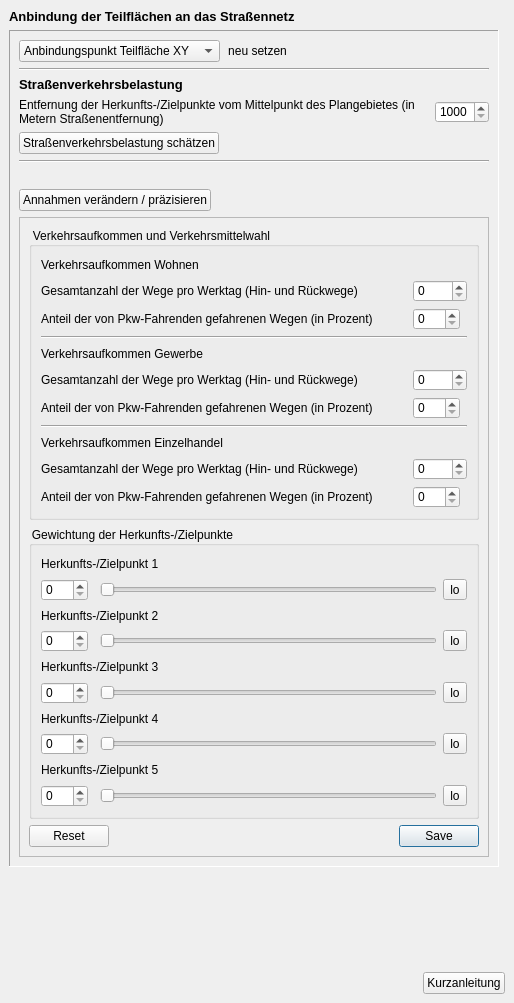
This is projektcheck/ui/ProjektCheck_dockwidget_analysis_03-ViU.ui in projektcheck/ProjektCheck-QGIS as Qt 5 draws it before an edit. The edited form follows.
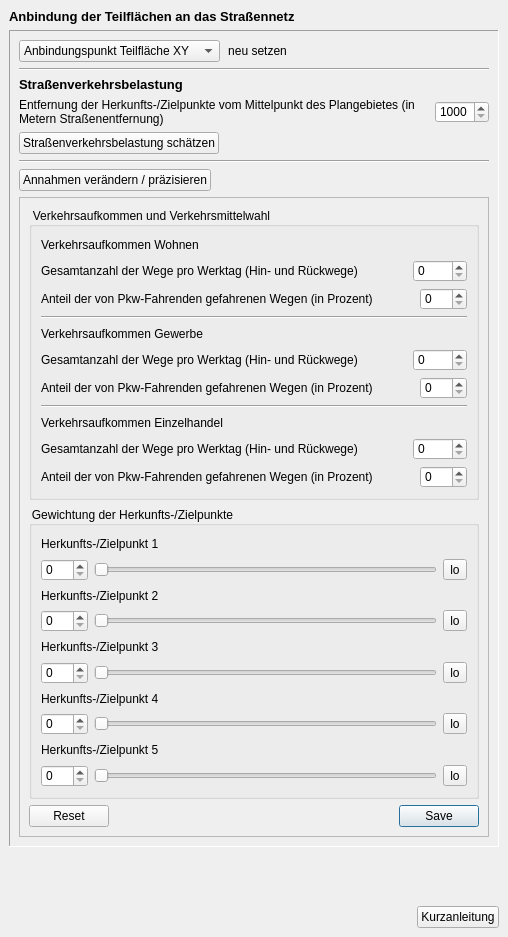
This is the edited form. Icons and pictures are not drawn.

Commit message: first efforts modifying QToolBox appearance (next tab directly subsequent to its predecessor). seriously, this seems to be a standoff! Began switching some visibility-buttons to recalculate-checkboxes ...

Patch:
```diff
--- a/projektcheck/ui/ProjektCheck_dockwidget_analysis_03-ViU.ui
+++ b/projektcheck/ui/ProjektCheck_dockwidget_analysis_03-ViU.ui
@@ -6,8 +6,8 @@
    <rect>
     <x>0</x>
     <y>0</y>
-    <width>514</width>
-    <height>1003</height>
+    <width>508</width>
+    <height>937</height>
    </rect>
   </property>
   <property name="styleSheet">
@@ -53,21 +53,8 @@
    <string>Projekt-Check Analyse-Tools // Verkehr im Umfeld</string>
   </property>
   <widget class="QWidget" name="dockWidgetContents">
-   <layout class="QGridLayout" name="gridLayout">
-    <item row="11" column="0">
-     <spacer name="verticalSpacer_3">
-      <property name="orientation">
-       <enum>Qt::Vertical</enum>
-      </property>
-      <property name="sizeHint" stdset="0">
-       <size>
-        <width>20</width>
-        <height>40</height>
-       </size>
-      </property>
-     </spacer>
-    </item>
-    <item row="0" column="0">
+   <layout class="QVBoxLayout" name="verticalLayout">
+    <item>
      <widget class="QLabel" name="label">
       <property name="font">
        <font>
@@ -81,56 +68,7 @@
       </property>
      </widget>
     </item>
-    <item row="12" column="0" colspan="2">
-     <layout class="QHBoxLayout" name="horizontalLayout_3">
-      <property name="leftMargin">
-       <number>0</number>
-      </property>
-      <property name="topMargin">
-       <number>0</number>
-      </property>
-      <property name="rightMargin">
-       <number>0</number>
-      </property>
-      <property name="bottomMargin">
-       <number>0</number>
-      </property>
       <item>
-       <spacer name="horizontalSpacer_5">
-        <property name="orientation">
-         <enum>Qt::Horizontal</enum>
-        </property>
-        <property name="sizeHint" stdset="0">
-         <size>
-          <width>40</width>
-          <height>20</height>
-         </size>
-        </property>
-       </spacer>
-      </item>
-      <item>
-       <widget class="QPushButton" name="pushButton_3">
-        <property name="sizePolicy">
-         <sizepolicy hsizetype="Fixed" vsizetype="Fixed">
-          <horstretch>0</horstretch>
-          <verstretch>0</verstretch>
-         </sizepolicy>
-        </property>
-        <property name="layoutDirection">
-         <enum>Qt::LeftToRight</enum>
-        </property>
-        <property name="text">
-         <string>Kurzanleitung</string>
-        </property>
-        <property name="icon">
-         <iconset>
-          <normaloff>../../images/iconset_mob/20190619_iconset_mob_info_2.png</normaloff>../../images/iconset_mob/20190619_iconset_mob_info_2.png</iconset>
-        </property>
-       </widget>
-      </item>
-     </layout>
-    </item>
-    <item row="1" column="0">
      <widget class="QFrame" name="frame">
       <property name="frameShape">
        <enum>QFrame::Panel</enum>
@@ -138,8 +76,8 @@
       <property name="frameShadow">
        <enum>QFrame::Sunken</enum>
       </property>
-      <layout class="QGridLayout" name="gridLayout_2">
-       <item row="0" column="0" colspan="2">
+      <layout class="QVBoxLayout" name="verticalLayout_3">
+       <item>
         <layout class="QHBoxLayout" name="horizontalLayout">
          <item>
           <widget class="QComboBox" name="comboBox">
@@ -198,14 +136,14 @@
          </item>
         </layout>
        </item>
-       <item row="1" column="0" colspan="2">
+       <item>
         <widget class="Line" name="line_3">
          <property name="orientation">
           <enum>Qt::Horizontal</enum>
          </property>
         </widget>
        </item>
-       <item row="2" column="0">
+       <item>
         <widget class="QLabel" name="label_2">
          <property name="font">
           <font>
@@ -219,7 +157,12 @@
          </property>
         </widget>
        </item>
-       <item row="3" column="0">
+       <item>
+        <layout class="QHBoxLayout" name="horizontalLayout_2">
+         <property name="topMargin">
+          <number>0</number>
+         </property>
+         <item>
         <widget class="QLabel" name="label_6">
          <property name="font">
           <font>
@@ -235,7 +178,7 @@
          </property>
         </widget>
        </item>
-       <item row="3" column="1">
+         <item>
         <widget class="QSpinBox" name="spinBox_5">
          <property name="sizePolicy">
           <sizepolicy hsizetype="Fixed" vsizetype="Fixed">
@@ -251,7 +194,9 @@
          </property>
         </widget>
        </item>
-       <item row="4" column="0">
+        </layout>
+       </item>
+       <item>
         <widget class="QPushButton" name="pushButton_14">
          <property name="sizePolicy">
           <sizepolicy hsizetype="Maximum" vsizetype="Fixed">
@@ -271,27 +216,14 @@
          </property>
         </widget>
        </item>
-       <item row="5" column="0" colspan="2">
+       <item>
         <widget class="Line" name="line_5">
          <property name="orientation">
           <enum>Qt::Horizontal</enum>
          </property>
         </widget>
        </item>
-       <item row="6" column="0">
-        <spacer name="horizontalSpacer_3">
-         <property name="orientation">
-          <enum>Qt::Horizontal</enum>
-         </property>
-         <property name="sizeHint" stdset="0">
-          <size>
-           <width>40</width>
-           <height>20</height>
-          </size>
-         </property>
-        </spacer>
-       </item>
-       <item row="7" column="0">
+       <item>
         <widget class="QPushButton" name="pushButton_15">
          <property name="sizePolicy">
           <sizepolicy hsizetype="Fixed" vsizetype="Fixed">
@@ -317,7 +249,7 @@
          </property>
         </widget>
        </item>
-       <item row="8" column="0" colspan="2">
+       <item>
         <widget class="QScrollArea" name="scrollArea">
          <property name="minimumSize">
           <size>
@@ -346,58 +278,27 @@
              <property name="title">
               <string>Verkehrsaufkommen und Verkehrsmittelwahl</string>
              </property>
-             <layout class="QGridLayout" name="gridLayout_7">
-              <item row="9" column="0">
-               <widget class="QLabel" name="label_10">
-                <property name="text">
-                 <string>Verkehrsaufkommen Gewerbe</string>
-                </property>
-               </widget>
-              </item>
-              <item row="17" column="4">
-               <widget class="QSpinBox" name="spinBox_15">
-                <property name="sizePolicy">
-                 <sizepolicy hsizetype="Fixed" vsizetype="Fixed">
-                  <horstretch>0</horstretch>
-                  <verstretch>0</verstretch>
-                 </sizepolicy>
-                </property>
-                <property name="maximum">
-                 <number>5000</number>
-                </property>
-               </widget>
-              </item>
-              <item row="13" column="4">
-               <widget class="QSpinBox" name="spinBox_8">
-                <property name="sizePolicy">
-                 <sizepolicy hsizetype="Fixed" vsizetype="Fixed">
-                  <horstretch>0</horstretch>
-                  <verstretch>0</verstretch>
-                 </sizepolicy>
-                </property>
-                <property name="layoutDirection">
-                 <enum>Qt::LeftToRight</enum>
-                </property>
-                <property name="maximum">
-                 <number>100</number>
-                </property>
-               </widget>
-              </item>
-              <item row="0" column="0">
+             <layout class="QVBoxLayout" name="verticalLayout_4">
+              <item>
                <widget class="QLabel" name="label_7">
                 <property name="text">
                  <string>Verkehrsaufkommen Wohnen</string>
                 </property>
                </widget>
               </item>
-              <item row="13" column="0">
-               <widget class="QLabel" name="label_11">
+              <item>
+               <layout class="QHBoxLayout" name="horizontalLayout_4">
+                <item>
+                 <widget class="QLabel" name="label_8">
                 <property name="text">
-                 <string>Anteil der von Pkw-Fahrenden gefahrenen Wegen (in Prozent)</string>
+                   <string>Gesamtanzahl der Wege pro Werktag (Hin- und Rückwege)</string>
+                  </property>
+                  <property name="wordWrap">
+                   <bool>true</bool>
                 </property>
                </widget>
               </item>
-              <item row="1" column="4">
+                <item>
                <widget class="QSpinBox" name="spinBox_6">
                 <property name="sizePolicy">
                  <sizepolicy hsizetype="Fixed" vsizetype="Fixed">
@@ -410,44 +311,21 @@
                 </property>
                </widget>
               </item>
-              <item row="3" column="0" colspan="5">
-               <widget class="Line" name="line_6">
-                <property name="orientation">
-                 <enum>Qt::Horizontal</enum>
-                </property>
-               </widget>
+               </layout>
               </item>
-              <item row="15" column="0">
-               <widget class="QLabel" name="label_19">
+              <item>
+               <layout class="QHBoxLayout" name="horizontalLayout_5">
+                <item>
+                 <widget class="QLabel" name="label_9">
                 <property name="text">
-                 <string>Verkehrsaufkommen Einzelhandel</string>
-                </property>
-               </widget>
-              </item>
-              <item row="14" column="0" colspan="5">
-               <widget class="Line" name="line_4">
-                <property name="orientation">
-                 <enum>Qt::Horizontal</enum>
+                   <string>Anteil der von Pkw-Fahrenden gefahrenen Wegen (in Prozent)</string>
+                  </property>
+                  <property name="wordWrap">
+                   <bool>true</bool>
                 </property>
                </widget>
               </item>
-              <item row="18" column="4">
-               <widget class="QSpinBox" name="spinBox_14">
-                <property name="sizePolicy">
-                 <sizepolicy hsizetype="Fixed" vsizetype="Fixed">
-                  <horstretch>0</horstretch>
-                  <verstretch>0</verstretch>
-                 </sizepolicy>
-                </property>
-                <property name="layoutDirection">
-                 <enum>Qt::LeftToRight</enum>
-                </property>
-                <property name="maximum">
-                 <number>100</number>
-                </property>
-               </widget>
-              </item>
-              <item row="2" column="4">
+                <item>
                <widget class="QSpinBox" name="spinBox_7">
                 <property name="sizePolicy">
                  <sizepolicy hsizetype="Fixed" vsizetype="Fixed">
@@ -463,21 +341,35 @@
                 </property>
                </widget>
               </item>
-              <item row="10" column="0">
+               </layout>
+              </item>
+              <item>
+               <widget class="Line" name="line_6">
+                <property name="orientation">
+                 <enum>Qt::Horizontal</enum>
+                </property>
+               </widget>
+              </item>
+              <item>
+               <widget class="QLabel" name="label_10">
+                <property name="text">
+                 <string>Verkehrsaufkommen Gewerbe</string>
+                </property>
+               </widget>
+              </item>
+              <item>
+               <layout class="QHBoxLayout" name="horizontalLayout_6">
+                <item>
                <widget class="QLabel" name="label_12">
                 <property name="text">
                  <string>Gesamtanzahl der Wege pro Werktag (Hin- und Rückwege)</string>
                 </property>
-               </widget>
-              </item>
-              <item row="2" column="0">
-               <widget class="QLabel" name="label_9">
-                <property name="text">
-                 <string>Anteil der von Pkw-Fahrenden gefahrenen Wegen (in Prozent)</string>
+                  <property name="wordWrap">
+                   <bool>true</bool>
                 </property>
                </widget>
               </item>
-              <item row="10" column="4">
+                <item>
                <widget class="QSpinBox" name="spinBox_9">
                 <property name="sizePolicy">
                  <sizepolicy hsizetype="Fixed" vsizetype="Fixed">
@@ -490,26 +382,108 @@
                 </property>
                </widget>
               </item>
-              <item row="1" column="0">
-               <widget class="QLabel" name="label_8">
-                <property name="text">
-                 <string>Gesamtanzahl der Wege pro Werktag (Hin- und Rückwege)</string>
-                </property>
-               </widget>
+               </layout>
               </item>
-              <item row="18" column="0">
-               <widget class="QLabel" name="label_21">
+              <item>
+               <layout class="QHBoxLayout" name="horizontalLayout_7">
+                <item>
+                 <widget class="QLabel" name="label_11">
                 <property name="text">
                  <string>Anteil der von Pkw-Fahrenden gefahrenen Wegen (in Prozent)</string>
                 </property>
-               </widget>
-              </item>
-              <item row="17" column="0">
+                  <property name="wordWrap">
+                   <bool>true</bool>
+                  </property>
+                 </widget>
+                </item>
+                <item>
+                 <widget class="QSpinBox" name="spinBox_8">
+                  <property name="sizePolicy">
+                   <sizepolicy hsizetype="Fixed" vsizetype="Fixed">
+                    <horstretch>0</horstretch>
+                    <verstretch>0</verstretch>
+                   </sizepolicy>
+                  </property>
+                  <property name="layoutDirection">
+                   <enum>Qt::LeftToRight</enum>
+                  </property>
+                  <property name="maximum">
+                   <number>100</number>
+                  </property>
+                 </widget>
+                </item>
+               </layout>
+              </item>
+              <item>
+               <widget class="Line" name="line_4">
+                <property name="orientation">
+                 <enum>Qt::Horizontal</enum>
+                </property>
+               </widget>
+              </item>
+              <item>
+               <widget class="QLabel" name="label_19">
+                <property name="text">
+                 <string>Verkehrsaufkommen Einzelhandel</string>
+                </property>
+               </widget>
+              </item>
+              <item>
+               <layout class="QHBoxLayout" name="horizontalLayout_8">
+                <item>
                <widget class="QLabel" name="label_20">
                 <property name="text">
                  <string>Gesamtanzahl der Wege pro Werktag (Hin- und Rückwege)</string>
                 </property>
-               </widget>
+                  <property name="wordWrap">
+                   <bool>true</bool>
+                  </property>
+                 </widget>
+                </item>
+                <item>
+                 <widget class="QSpinBox" name="spinBox_15">
+                  <property name="sizePolicy">
+                   <sizepolicy hsizetype="Fixed" vsizetype="Fixed">
+                    <horstretch>0</horstretch>
+                    <verstretch>0</verstretch>
+                   </sizepolicy>
+                  </property>
+                  <property name="maximum">
+                   <number>5000</number>
+                  </property>
+                 </widget>
+                </item>
+               </layout>
+              </item>
+              <item>
+               <layout class="QHBoxLayout" name="horizontalLayout_9">
+                <item>
+                 <widget class="QLabel" name="label_21">
+                  <property name="text">
+                   <string>Anteil der von Pkw-Fahrenden gefahrenen Wegen (in Prozent)</string>
+                  </property>
+                  <property name="wordWrap">
+                   <bool>true</bool>
+                  </property>
+                 </widget>
+                </item>
+                <item>
+                 <widget class="QSpinBox" name="spinBox_14">
+                  <property name="sizePolicy">
+                   <sizepolicy hsizetype="Fixed" vsizetype="Fixed">
+                    <horstretch>0</horstretch>
+                    <verstretch>0</verstretch>
+                   </sizepolicy>
+                  </property>
+                  <property name="layoutDirection">
+                   <enum>Qt::LeftToRight</enum>
+                  </property>
+                  <property name="maximum">
+                   <number>100</number>
+                  </property>
+                 </widget>
+                </item>
+               </layout>
               </item>
              </layout>
             </widget>
@@ -519,15 +493,8 @@
              <property name="title">
               <string>Gewichtung der Herkunfts-/Zielpunkte</string>
              </property>
-             <layout class="QGridLayout" name="gridLayout_9">
-              <item row="5" column="2">
-               <widget class="QSlider" name="horizontalSlider_3">
-                <property name="orientation">
-                 <enum>Qt::Horizontal</enum>
-                </property>
-               </widget>
-              </item>
-              <item row="0" column="0" colspan="3">
+             <layout class="QVBoxLayout" name="verticalLayout_5">
+              <item>
                <widget class="QLabel" name="label_22">
                 <property name="toolTip">
                  <string>dynamisch erstellt</string>
@@ -537,80 +504,73 @@
                 </property>
                </widget>
               </item>
-              <item row="1" column="2">
-               <widget class="QSlider" name="horizontalSlider">
-                <property name="orientation">
-                 <enum>Qt::Horizontal</enum>
-                </property>
-               </widget>
-              </item>
-              <item row="3" column="2">
-               <widget class="QSlider" name="horizontalSlider_2">
-                <property name="orientation">
-                 <enum>Qt::Horizontal</enum>
-                </property>
-               </widget>
-              </item>
-              <item row="9" column="2">
-               <widget class="QSlider" name="horizontalSlider_5">
-                <property name="orientation">
-                 <enum>Qt::Horizontal</enum>
-                </property>
-               </widget>
-              </item>
-              <item row="7" column="2">
-               <widget class="QSlider" name="horizontalSlider_4">
-                <property name="orientation">
-                 <enum>Qt::Horizontal</enum>
-                </property>
-               </widget>
-              </item>
-              <item row="5" column="0">
-               <widget class="QSpinBox" name="spinBox_18">
-                <property name="maximum">
-                 <number>100</number>
-                </property>
-               </widget>
-              </item>
-              <item row="1" column="0">
+              <item>
+               <layout class="QHBoxLayout" name="horizontalLayout_10">
+                <item>
                <widget class="QSpinBox" name="spinBox_16">
                 <property name="maximum">
                  <number>100</number>
                 </property>
                </widget>
               </item>
-              <item row="3" column="0">
+                <item>
+                 <widget class="QSlider" name="horizontalSlider">
+                  <property name="orientation">
+                   <enum>Qt::Horizontal</enum>
+                  </property>
+                 </widget>
+                </item>
+                <item>
+                 <widget class="QToolButton" name="toolButton_2">
+                  <property name="text">
+                   <string>lo</string>
+                  </property>
+                  <property name="checkable">
+                   <bool>true</bool>
+                  </property>
+                 </widget>
+                </item>
+               </layout>
+              </item>
+              <item>
+               <widget class="QLabel" name="label_23">
+                <property name="toolTip">
+                 <string>dynamisch erstellt</string>
+                </property>
+                <property name="text">
+                 <string>Herkunfts-/Zielpunkt 2</string>
+                </property>
+               </widget>
+              </item>
+              <item>
+               <layout class="QHBoxLayout" name="horizontalLayout_11">
+                <item>
                <widget class="QSpinBox" name="spinBox_17">
                 <property name="maximum">
                  <number>100</number>
                 </property>
                </widget>
               </item>
-              <item row="8" column="0" colspan="3">
-               <widget class="QLabel" name="label_26">
-                <property name="toolTip">
-                 <string>dynamisch erstellt</string>
-                </property>
+                <item>
+                 <widget class="QSlider" name="horizontalSlider_2">
+                  <property name="orientation">
+                   <enum>Qt::Horizontal</enum>
+                  </property>
+                 </widget>
+                </item>
+                <item>
+                 <widget class="QToolButton" name="toolButton">
                 <property name="text">
-                 <string>Herkunfts-/Zielpunkt 5</string>
-                </property>
-               </widget>
-              </item>
-              <item row="9" column="0">
-               <widget class="QSpinBox" name="spinBox_20">
-                <property name="maximum">
-                 <number>100</number>
+                   <string>lo</string>
+                  </property>
+                  <property name="checkable">
+                   <bool>true</bool>
                 </property>
                </widget>
               </item>
-              <item row="7" column="0">
-               <widget class="QSpinBox" name="spinBox_19">
-                <property name="maximum">
-                 <number>100</number>
-                </property>
-               </widget>
+               </layout>
               </item>
-              <item row="4" column="0" colspan="3">
+              <item>
                <widget class="QLabel" name="label_24">
                 <property name="toolTip">
                  <string>dynamisch erstellt</string>
@@ -620,17 +580,35 @@
                 </property>
                </widget>
               </item>
-              <item row="2" column="0" colspan="3">
-               <widget class="QLabel" name="label_23">
-                <property name="toolTip">
-                 <string>dynamisch erstellt</string>
-                </property>
+              <item>
+               <layout class="QHBoxLayout" name="horizontalLayout_12">
+                <item>
+                 <widget class="QSpinBox" name="spinBox_18">
+                  <property name="maximum">
+                   <number>100</number>
+                  </property>
+                 </widget>
+                </item>
+                <item>
+                 <widget class="QSlider" name="horizontalSlider_3">
+                  <property name="orientation">
+                   <enum>Qt::Horizontal</enum>
+                  </property>
+                 </widget>
+                </item>
+                <item>
+                 <widget class="QToolButton" name="toolButton_3">
                 <property name="text">
-                 <string>Herkunfts-/Zielpunkt 2</string>
+                   <string>lo</string>
+                  </property>
+                  <property name="checkable">
+                   <bool>true</bool>
                 </property>
                </widget>
               </item>
-              <item row="6" column="0" colspan="3">
+               </layout>
+              </item>
+              <item>
                <widget class="QLabel" name="label_25">
                 <property name="toolTip">
                  <string>dynamisch erstellt</string>
@@ -640,37 +618,23 @@
                 </property>
                </widget>
               </item>
-              <item row="3" column="3">
-               <widget class="QToolButton" name="toolButton">
-                <property name="text">
-                 <string>lo</string>
-                </property>
-                <property name="checkable">
-                 <bool>true</bool>
-                </property>
-               </widget>
-              </item>
-              <item row="1" column="3">
-               <widget class="QToolButton" name="toolButton_2">
-                <property name="text">
-                 <string>lo</string>
-                </property>
-                <property name="checkable">
-                 <bool>true</bool>
-                </property>
-               </widget>
-              </item>
-              <item row="5" column="3">
-               <widget class="QToolButton" name="toolButton_3">
-                <property name="text">
-                 <string>lo</string>
-                </property>
-                <property name="checkable">
-                 <bool>true</bool>
-                </property>
-               </widget>
-              </item>
-              <item row="7" column="3">
+              <item>
+               <layout class="QHBoxLayout" name="horizontalLayout_13">
+                <item>
+                 <widget class="QSpinBox" name="spinBox_19">
+                  <property name="maximum">
+                   <number>100</number>
+                  </property>
+                 </widget>
+                </item>
+                <item>
+                 <widget class="QSlider" name="horizontalSlider_4">
+                  <property name="orientation">
+                   <enum>Qt::Horizontal</enum>
+                  </property>
+                 </widget>
+                </item>
+                <item>
                <widget class="QToolButton" name="toolButton_4">
                 <property name="text">
                  <string>lo</string>
@@ -680,7 +644,35 @@
                 </property>
                </widget>
               </item>
-              <item row="9" column="3">
+               </layout>
+              </item>
+              <item>
+               <widget class="QLabel" name="label_26">
+                <property name="toolTip">
+                 <string>dynamisch erstellt</string>
+                </property>
+                <property name="text">
+                 <string>Herkunfts-/Zielpunkt 5</string>
+                </property>
+               </widget>
+              </item>
+              <item>
+               <layout class="QHBoxLayout" name="horizontalLayout_14">
+                <item>
+                 <widget class="QSpinBox" name="spinBox_20">
+                  <property name="maximum">
+                   <number>100</number>
+                  </property>
+                 </widget>
+                </item>
+                <item>
+                 <widget class="QSlider" name="horizontalSlider_5">
+                  <property name="orientation">
+                   <enum>Qt::Horizontal</enum>
+                  </property>
+                 </widget>
+                </item>
+                <item>
                <widget class="QToolButton" name="toolButton_5">
                 <property name="text">
                  <string>lo</string>
@@ -691,6 +683,8 @@
                </widget>
               </item>
              </layout>
+              </item>
+             </layout>
             </widget>
            </item>
            <item>
@@ -707,6 +701,68 @@
       </layout>
      </widget>
     </item>
+    <item>
+     <spacer name="verticalSpacer_3">
+      <property name="orientation">
+       <enum>Qt::Vertical</enum>
+      </property>
+      <property name="sizeHint" stdset="0">
+       <size>
+        <width>20</width>
+        <height>40</height>
+       </size>
+      </property>
+     </spacer>
+    </item>
+    <item>
+     <layout class="QHBoxLayout" name="horizontalLayout_3">
+      <property name="leftMargin">
+       <number>0</number>
+      </property>
+      <property name="topMargin">
+       <number>0</number>
+      </property>
+      <property name="rightMargin">
+       <number>0</number>
+      </property>
+      <property name="bottomMargin">
+       <number>0</number>
+      </property>
+      <item>
+       <spacer name="horizontalSpacer_5">
+        <property name="orientation">
+         <enum>Qt::Horizontal</enum>
+        </property>
+        <property name="sizeHint" stdset="0">
+         <size>
+          <width>40</width>
+          <height>20</height>
+         </size>
+        </property>
+       </spacer>
+      </item>
+      <item>
+       <widget class="QPushButton" name="pushButton_3">
+        <property name="sizePolicy">
+         <sizepolicy hsizetype="Fixed" vsizetype="Fixed">
+          <horstretch>0</horstretch>
+          <verstretch>0</verstretch>
+         </sizepolicy>
+        </property>
+        <property name="layoutDirection">
+         <enum>Qt::LeftToRight</enum>
+        </property>
+        <property name="text">
+         <string>Kurzanleitung</string>
+        </property>
+        <property name="icon">
+         <iconset>
+          <normaloff>../../images/iconset_mob/20190619_iconset_mob_info_2.png</normaloff>../../images/iconset_mob/20190619_iconset_mob_info_2.png</iconset>
+        </property>
+       </widget>
+      </item>
+     </layout>
+    </item>
    </layout>
   </widget>
  </widget>
```
Lines whose indentation alone changed are shown as unchanged. The commit also changes 7 other files.
